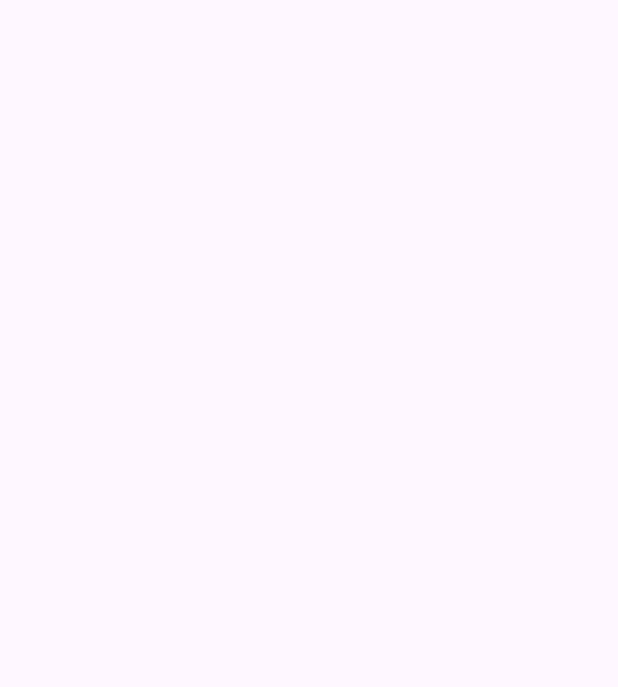
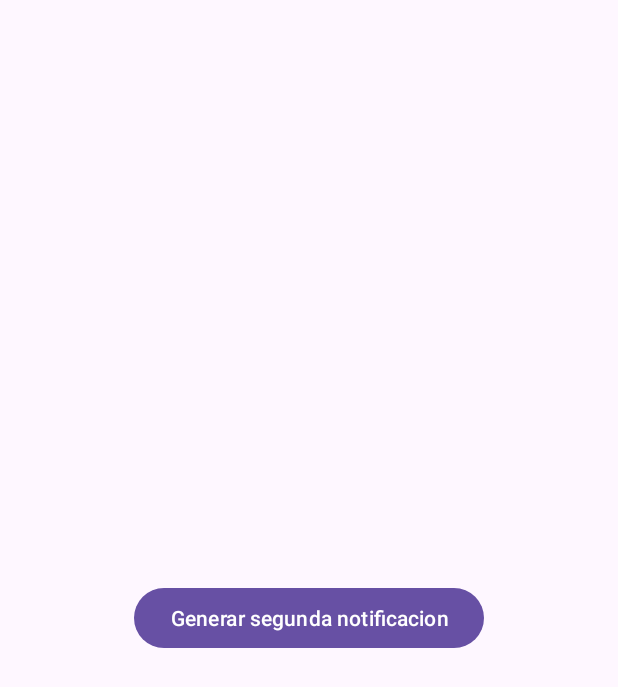
Before and after one commit to JoseJimenezGonzalez/notificaciones, an Android app: the SegundoEjercicioActivity screen opened directly, with no data from a screen before it, on a phone screen of 412 x 824 dp. Before the commit the part shown is empty. Shown: the top 687 px of the screen. Run offline under Robolectric (Android 15) with nearby library versions, the phone set to English and light mode, and no system bars.

Commit message:
commit ok

```diff
--- a/app/src/main/res/layout/activity_segundo_ejercicio.xml
+++ b/app/src/main/res/layout/activity_segundo_ejercicio.xml
@@ -6,4 +6,15 @@
     android:layout_height="match_parent"
     tools:context=".SegundoEjercicioActivity">
 
+    <Button
+        android:id="@+id/btnGenerarNotificacion"
+        android:layout_width="wrap_content"
+        android:layout_height="wrap_content"
+        app:layout_constraintTop_toTopOf="parent"
+        app:layout_constraintStart_toStartOf="parent"
+        app:layout_constraintEnd_toEndOf="parent"
+        app:layout_constraintBottom_toBottomOf="parent"
+        android:text="Generar segunda notificacion">
+    </Button>
+
 </androidx.constraintlayout.widget.ConstraintLayout>
--- a/app/src/main/res/values/colors.xml
+++ b/app/src/main/res/values/colors.xml
@@ -2,4 +2,5 @@
 <resources>
     <color name="black">#FF000000</color>
     <color name="white">#FFFFFFFF</color>
+    <color name="notification_background">#E87A7A</color>
 </resources>
```
Also changed, not shown: app/src/main/java/com/example/myapplication/SegundoEjercicioActivity.kt (+42 -0 lines), app/src/main/res/drawable/burger.png (added).
